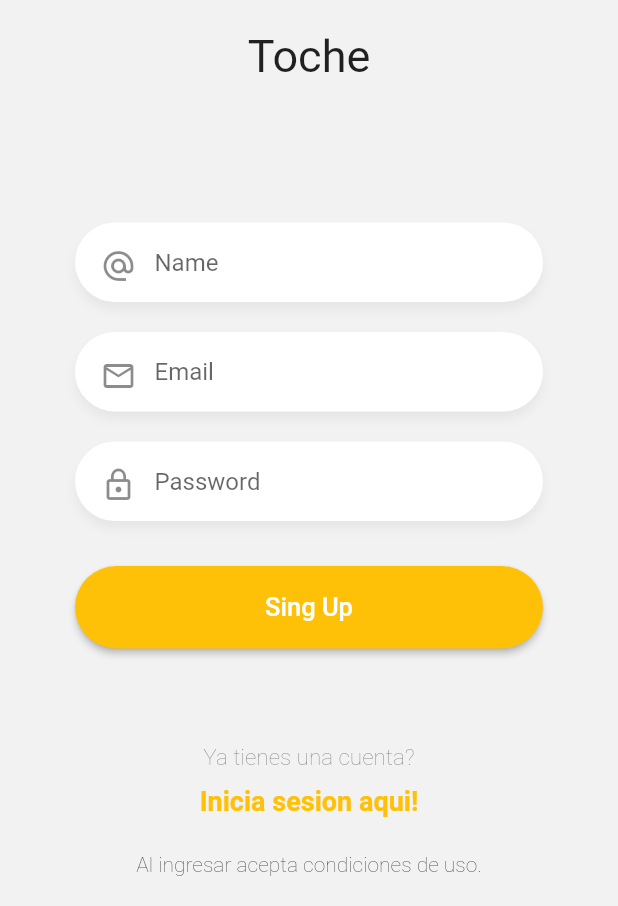
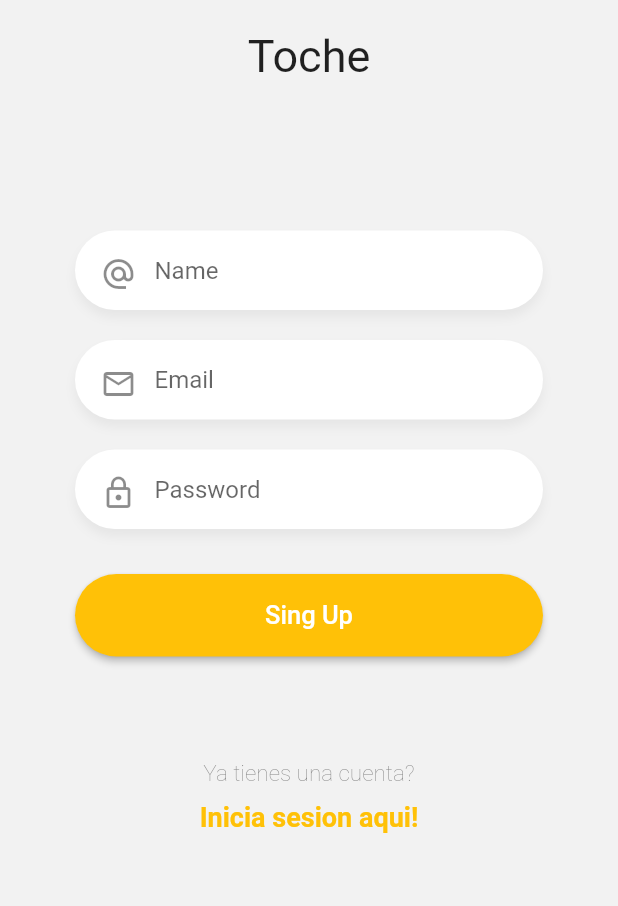
Before and after one commit to julianfrancodev/flutter-chat, a Flutter app: the RegisterPage screen opened by its route, on a phone screen of 412 x 824 dp, the part 330-1236 px from its top. Run offline on Flutter 3.47's test engine with Material 2 defaults, Android fonts, the phone set to English and light mode, and no system bars; our stand-ins replace pull_to_refresh, shared_preferences, socket_io_client; accounts and stored records are empty.

Commit message:
feat: remove some fields message

```diff
--- a/lib/src/pages/register_page.dart
+++ b/lib/src/pages/register_page.dart
@@ -35,10 +35,6 @@ class _RegisterPageState extends State<RegisterPage> {
                 ),
                 Container(
                   margin: EdgeInsets.only(bottom: 20),
-                  child: Text(
-                    'Al ingresar acepta condiciones de uso.',
-                    style: TextStyle(fontWeight: FontWeight.w200),
-                  ),
                 )
               ],
             ),
```
